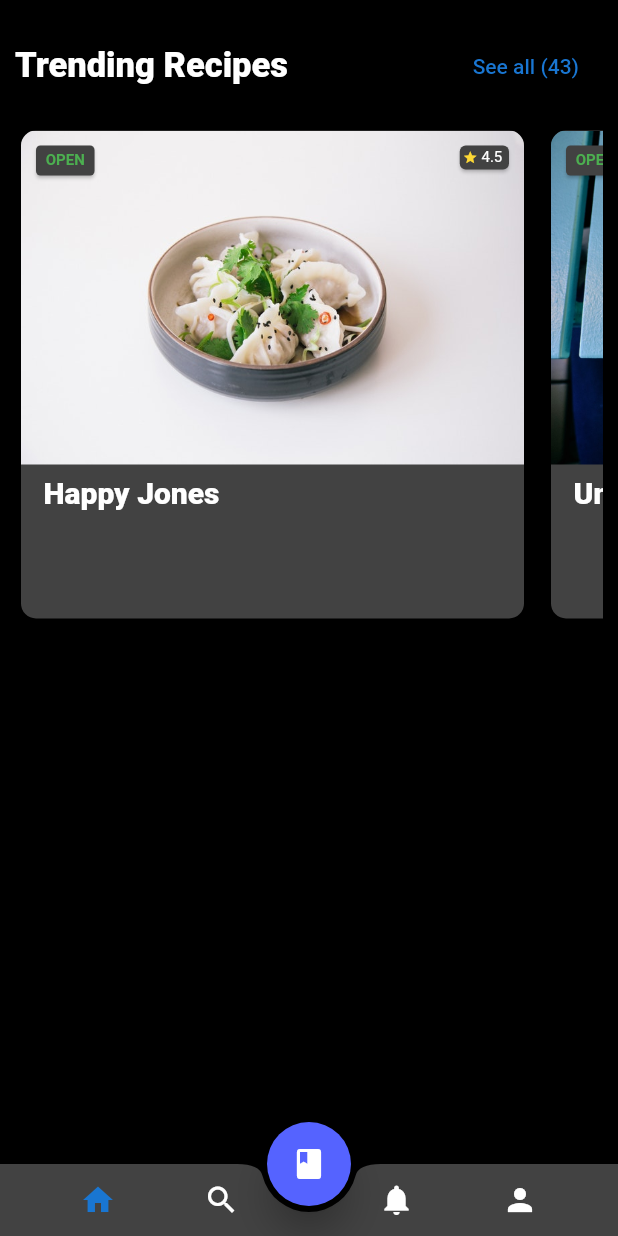
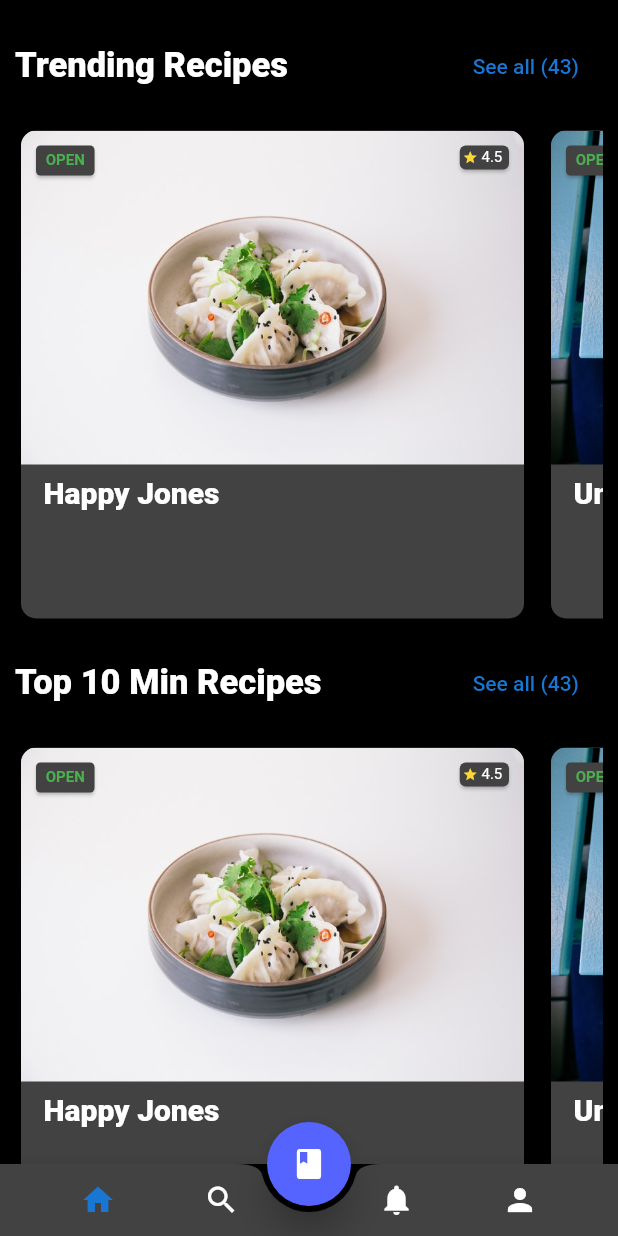
Before and after one commit to syahrinseth/therecipeapp, a Flutter app: the Home screen opened directly, on a phone screen of 412 x 824 dp. Run offline on Flutter 3.47's test engine with Material 2 defaults, Android fonts, the phone set to English and light mode, and no system bars; our stand-ins replace shared_preferences; accounts and stored records are empty.

Commit message:
home page top 10 min recipes

```diff
--- a/lib/homeScreen.dart
+++ b/lib/homeScreen.dart
@@ -20,37 +20,6 @@ class _HomeState extends State<Home> {
   final TextEditingController _searchControl = new TextEditingController();
   int _selectedIndex = 0;
   static const TextStyle optionStyle = TextStyle(fontSize: 30, fontWeight: FontWeight.bold);
-  // static const List<Widget> _widgetOptions = <Widget>[
-  //   Text(
-  //     'Home',
-  //     style: optionStyle,
-  //   ),
-  //   Text(
-  //     'Search',
-  //     style: optionStyle,
-  //   ),
-  //   Text(
-  //     'Recipe Book',
-  //     style: optionStyle,
-  //   ),
-  //   Text(
-  //     'Notification',
-  //     style: optionStyle
-  //   ),
-  //   Text(
-  //     'Profile',
-  //     style: optionStyle
-  //   )
-  // ];
-
-
-
-  // Widget RecipePage() {
-  //   Return
-  // }
-
-
-
 
   void _onItemTapped(int index) {
     setState(() {
@@ -77,110 +46,20 @@ class _HomeState extends State<Home> {
   @override
   Widget build(BuildContext context) {
 
-    Widget TrandingRecipes({int i}) {
 
-    return Padding(
-      padding: EdgeInsets.fromLTRB(10.0, 0, 10.0, 0),
-      child: ListView(
-        children: <Widget>[
-          SizedBox(height: 20.0,),
-          Row(
-            mainAxisAlignment: MainAxisAlignment.spaceBetween,
-            children: <Widget>[
-              Text(
-                "Trending Recipes",
-                style: TextStyle(
-                  fontSize: 23,
-                  fontWeight: FontWeight.w800
-                ),
-              ),
-              FlatButton(
-                child: Text(
-                  "See all (43)",
-                  style: TextStyle(
-                    color: colorPrimary
-                  ),
-                ),
-                onPressed: () => null,
-              )
-            ],
-          ),
-          SizedBox(height: 10.00),
-          Container(
-            height: MediaQuery.of(context).size.height/2.4,
-            width: MediaQuery.of(context).size.width,
-            child: ListView.builder(
-              primary: false,
-              shrinkWrap: true,
-              scrollDirection: Axis.horizontal,
-              itemCount: 2,
-              itemBuilder: (BuildContext context, int index) {
-                Map recipe = recipes[index];
-                return Padding(
-                  padding: EdgeInsets.only(right: 10.00),
-                  child: SlideItem(
-                    img: recipe["img"],
-                    title: recipe['title'],
-                    rating: recipe['rating']
-                  ),
-                );
-              },
-            ),
-          ),
-          SizedBox(height: 10.0,)
-        ],
-      ),
-    );
 
-      // return Container(
-      //   child: Center(
-      //     child: Padding(
-      //       padding: const EdgeInsets.all(8.0),
-      //       child: Column(
-      //         mainAxisAlignment: MainAxisAlignment.center,
-      //         crossAxisAlignment: CrossAxisAlignment.start,
-      //         children: <Widget>[
-      //           Card(
-      //               elevation: 4.0,
-      //               color: Colors.white,
-      //               margin: EdgeInsets.only(left: 10, right: 10),
-      //               child: Padding(
-      //                 padding: const EdgeInsets.all(8.0),
-      //                 child: Column(
-      //                   mainAxisAlignment: MainAxisAlignment.center,
-      //                   children: <Widget>[
-      //                     ListTile(
-      //                       leading: Icon(Icons.fastfood),
-      //                       title: Text('Food $i'),
-      //                       subtitle: Text('Food Desc'),
-      //                       onTap: () {
-      //                         Navigator.push(
-      //                           context,
-      //                           MaterialPageRoute(
-      //                             builder: (context) => RecipeScreen(title: "text $i")
-      //                           )
-      //                         );
-      //                       },
-      //                     )
-      //                   ],
-      //                 ),
-      //               ),
-      //             ),
-      //         ],
-      //       ),
-      //     ),
-      //   )
-      // );
-    }
+
 
     // app bar list
     List<Widget> _appBarOptions = <Widget>[
+      // tab 1
     PreferredSize(
           preferredSize: Size.fromHeight(0.0), // here the desired height
       child: AppBar(
         // ...
       )
     ),
+    // tab 2
     PreferredSize(
         child: Padding(
           padding: EdgeInsets.only(top: 30.0, left: 10.0, right: 10.0),
@@ -233,18 +112,21 @@ class _HomeState extends State<Home> {
           60.0,
         ),
       ),
+      // tab 3
       PreferredSize(
           preferredSize: Size.fromHeight(0.0), // here the desired height
           child: AppBar(
             // ...
           )
       ),
+      // tab 4
       PreferredSize(
           preferredSize: Size.fromHeight(0.0), // here the desired height
           child: AppBar(
             // ...
           )
       ),
+      // tab 5
       PreferredSize(
           preferredSize: Size.fromHeight(0.0), // here the desired height
           child: AppBar(
@@ -253,15 +135,116 @@ class _HomeState extends State<Home> {
       ),
   ];
 
-    // app body list
+    // App Body List
     List<Widget> _widgetBodyOptions = <Widget>[
-    TrandingRecipes(),
+    // Tab 1
+    Padding(
+        padding: EdgeInsets.fromLTRB(10.0, 0, 10.0, 0),
+        child: ListView(
+          children: <Widget>[
+            // Trending Recipes
+            SizedBox(height: 20.0,),
+            Row(
+              mainAxisAlignment: MainAxisAlignment.spaceBetween,
+              children: <Widget>[
+                Text(
+                  "Trending Recipes",
+                  style: TextStyle(
+                    fontSize: 23,
+                    fontWeight: FontWeight.w800
+                  ),
+                ),
+                FlatButton(
+                  child: Text(
+                    "See all (43)",
+                    style: TextStyle(
+                      color: colorPrimary
+                    ),
+                  ),
+                  onPressed: () => null,
+                )
+              ],
+            ),
+            SizedBox(height: 10.00),
+            Container(
+              height: MediaQuery.of(context).size.height/2.4,
+              width: MediaQuery.of(context).size.width,
+              child: ListView.builder(
+                primary: false,
+                shrinkWrap: true,
+                scrollDirection: Axis.horizontal,
+                itemCount: 7,
+                itemBuilder: (BuildContext context, int index) {
+                  Map recipe = recipes[index];
+                  return Padding(
+                    padding: EdgeInsets.only(right: 10.00),
+                    child: SlideItem(
+                      img: recipe["img"],
+                      title: recipe['title'],
+                      rating: recipe['rating']
+                    ),
+                  );
+                },
+              ),
+            ),
+            SizedBox(height: 10.0,),
+            // Top 10 Min Recipes
+            Row(
+              mainAxisAlignment: MainAxisAlignment.spaceBetween,
+              children: <Widget>[
+                Text(
+                  "Top 10 Min Recipes",
+                  style: TextStyle(
+                    fontSize: 23,
+                    fontWeight: FontWeight.w800
+                  ),
+                ),
+                FlatButton(
+                  child: Text(
+                    "See all (43)",
+                    style: TextStyle(
+                      color: colorPrimary
+                    ),
+                  ),
+                  onPressed: () => null,
+                )
+              ],
+            ),
+            SizedBox(height: 10.00),
+            Container(
+              height: MediaQuery.of(context).size.height/2.4,
+              width: MediaQuery.of(context).size.width,
+              child: ListView.builder(
+                primary: false,
+                shrinkWrap: true,
+                scrollDirection: Axis.horizontal,
+                itemCount: 7,
+                itemBuilder: (BuildContext context, int index) {
+                  Map recipe = recipes[index];
+                  return Padding(
+                    padding: EdgeInsets.only(right: 10.00),
+                    child: SlideItem(
+                      img: recipe["img"],
+                      title: recipe['title'],
+                      rating: recipe['rating']
+                    ),
+                  );
+                },
+              ),
+            ),
+            SizedBox(height: 10.0,),
+          ],
+        ),
+      ),
+    // Tab 2
     Container(
       child: Text('Search')
     ),
+    // Tab 3
     Container(
       child: Text('Recipe Book')
     ),
+    // Tab 4
     Container(
       child: Center(
         child: Padding(
@@ -288,6 +271,7 @@ class _HomeState extends State<Home> {
         ),
       )
     ),
+    // Tab 5
     Container(
         child: Center(
           child: Padding(
--- a/lib/main.dart
+++ b/lib/main.dart
@@ -43,7 +43,7 @@ class _MyAppState extends State<MyApp> {
     return MaterialApp(
       debugShowCheckedModeBanner: false,
       home: Scaffold(
-        body: _isLoggedIn ? Home() :  Home(),
+        body: _isLoggedIn ? Home() :  Login(),
       ),
       theme: isDark ? Constants.darkTheme : Constants.lightTheme,
     );
```
